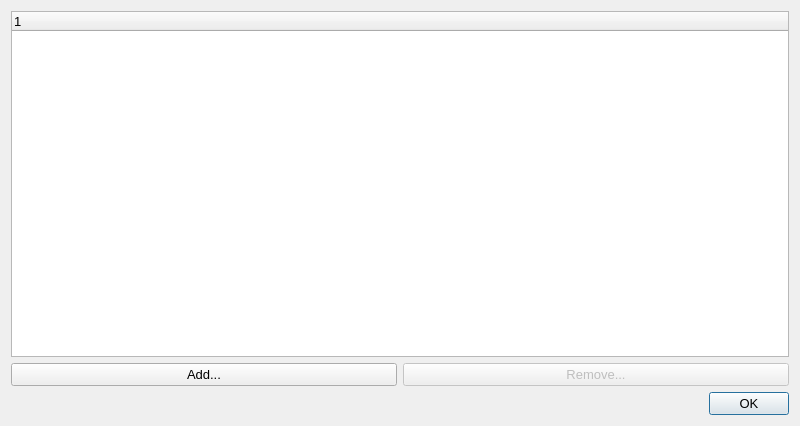
First picture: the form in vkconfig/dialog_custom_paths.ui, repository LunarG/VulkanTools, before the edit.
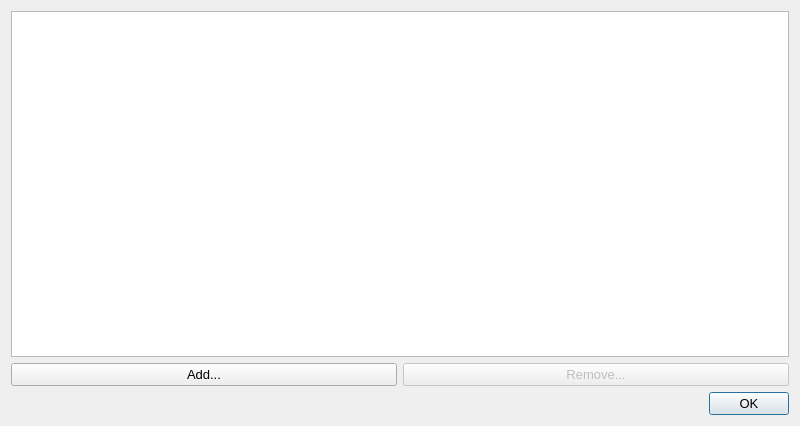
Second picture: the form after the edit.

Commit message: vkconfig: fix layer dialog user-defined path

The edit to the form file:
```diff
--- a/vkconfig/dialog_custom_paths.ui
+++ b/vkconfig/dialog_custom_paths.ui
@@ -34,6 +34,12 @@
        <pointsize>10</pointsize>
       </font>
      </property>
+     <property name="columnCount">
+      <number>1</number>
+     </property>
+     <attribute name="headerVisible">
+      <bool>false</bool>
+     </attribute>
      <column>
       <property name="text">
        <string notr="true">1</string>
```
Left out of the diff: 1 changed line with no effect on the pictures. The commit also changes 8 other files.
